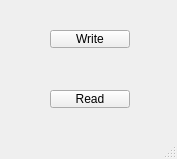
Before: the Qt Designer form modules/mainwindow.ui in ZhekLu/financial-system, drawn with Qt 5.
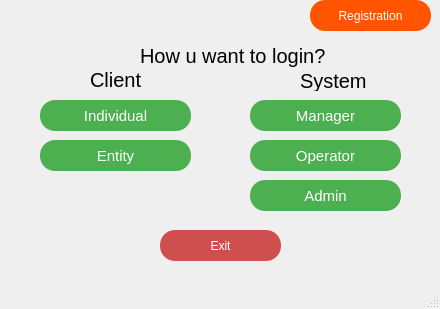
After: the same form once the commit is applied.

Diff of the .ui file:
```diff
--- a/modules/mainwindow.ui
+++ b/modules/mainwindow.ui
@@ -6,38 +6,332 @@
    <rect>
     <x>0</x>
     <y>0</y>
-    <width>177</width>
-    <height>159</height>
+    <width>440</width>
+    <height>309</height>
    </rect>
   </property>
   <property name="windowTitle">
    <string>MainWindow</string>
   </property>
   <widget class="QWidget" name="centralwidget">
-   <widget class="QPushButton" name="read_bt">
+   <widget class="QLabel" name="label">
     <property name="geometry">
      <rect>
-      <x>50</x>
-      <y>90</y>
-      <width>80</width>
-      <height>18</height>
+      <x>140</x>
+      <y>40</y>
+      <width>281</width>
+      <height>31</height>
      </rect>
     </property>
+    <property name="font">
+     <font>
+      <pointsize>15</pointsize>
+     </font>
+    </property>
     <property name="text">
-     <string>Read</string>
+     <string>How u want to login?</string>
     </property>
    </widget>
    <widget class="QPushButton" name="write_bt">
     <property name="geometry">
      <rect>
-      <x>50</x>
-      <y>30</y>
-      <width>80</width>
-      <height>18</height>
+      <x>250</x>
+      <y>100</y>
+      <width>151</width>
+      <height>31</height>
      </rect>
     </property>
+    <property name="font">
+     <font>
+      <pointsize>-1</pointsize>
+      <underline>false</underline>
+      <strikeout>false</strikeout>
+     </font>
+    </property>
+    <property name="cursor">
+     <cursorShape>PointingHandCursor</cursorShape>
+    </property>
+    <property name="styleSheet">
+     <string notr="true">QPushButton {
+  font-size: 15px;
+  text-align: center;
+  text-decoration: none;
+  outline: none;
+  color: #fff;
+  background-color: #4CAF50;
+  border: none;
+  border-radius: 15px;
+}
+QPushButton:hover{
+ background-color: rgb(85, 195, 89);
+}</string>
+    </property>
     <property name="text">
-     <string>Write</string>
+     <string>Manager</string>
+    </property>
+   </widget>
+   <widget class="QPushButton" name="add_but">
+    <property name="geometry">
+     <rect>
+      <x>310</x>
+      <y>0</y>
+      <width>121</width>
+      <height>31</height>
+     </rect>
+    </property>
+    <property name="font">
+     <font>
+      <pointsize>-1</pointsize>
+      <underline>false</underline>
+      <strikeout>false</strikeout>
+     </font>
+    </property>
+    <property name="cursor">
+     <cursorShape>BlankCursor</cursorShape>
+    </property>
+    <property name="styleSheet">
+     <string notr="true">QPushButton {
+  font-size: 12px;
+  text-align: center;
+  text-decoration: none;
+  outline: none;
+  color: #fff;
+  background-color: rgb(255, 85, 0);
+  border: none;
+  border-radius: 15px;
+}
+QPushButton:hover{
+ background-color: rgb(158, 59, 59);
+}</string>
+    </property>
+    <property name="text">
+     <string>Registration</string>
+    </property>
+   </widget>
+   <widget class="QPushButton" name="ind_log_but">
+    <property name="geometry">
+     <rect>
+      <x>40</x>
+      <y>100</y>
+      <width>151</width>
+      <height>31</height>
+     </rect>
+    </property>
+    <property name="font">
+     <font>
+      <pointsize>-1</pointsize>
+      <underline>false</underline>
+      <strikeout>false</strikeout>
+     </font>
+    </property>
+    <property name="cursor">
+     <cursorShape>PointingHandCursor</cursorShape>
+    </property>
+    <property name="styleSheet">
+     <string notr="true">QPushButton {
+  font-size: 15px;
+  text-align: center;
+  text-decoration: none;
+  outline: none;
+  color: #fff;
+  background-color: #4CAF50;
+  border: none;
+  border-radius: 15px;
+}
+QPushButton:hover{
+ background-color: rgb(85, 195, 89);
+}</string>
+    </property>
+    <property name="text">
+     <string>Individual</string>
+    </property>
+   </widget>
+   <widget class="QPushButton" name="adm_log_but">
+    <property name="geometry">
+     <rect>
+      <x>250</x>
+      <y>180</y>
+      <width>151</width>
+      <height>31</height>
+     </rect>
+    </property>
+    <property name="font">
+     <font>
+      <pointsize>-1</pointsize>
+      <underline>false</underline>
+      <strikeout>false</strikeout>
+     </font>
+    </property>
+    <property name="cursor">
+     <cursorShape>PointingHandCursor</cursorShape>
+    </property>
+    <property name="styleSheet">
+     <string notr="true">QPushButton {
+  font-size: 15px;
+  text-align: center;
+  text-decoration: none;
+  outline: none;
+  color: #fff;
+  background-color: #4CAF50;
+  border: none;
+  border-radius: 15px;
+}
+QPushButton:hover{
+ background-color: rgb(85, 195, 89);
+}</string>
+    </property>
+    <property name="text">
+     <string>Admin</string>
+    </property>
+   </widget>
+   <widget class="QPushButton" name="op_log_but">
+    <property name="geometry">
+     <rect>
+      <x>250</x>
+      <y>140</y>
+      <width>151</width>
+      <height>31</height>
+     </rect>
+    </property>
+    <property name="font">
+     <font>
+      <pointsize>-1</pointsize>
+      <underline>false</underline>
+      <strikeout>false</strikeout>
+     </font>
+    </property>
+    <property name="cursor">
+     <cursorShape>PointingHandCursor</cursorShape>
+    </property>
+    <property name="styleSheet">
+     <string notr="true">QPushButton {
+  font-size: 15px;
+  text-align: center;
+  text-decoration: none;
+  outline: none;
+  color: #fff;
+  background-color: #4CAF50;
+  border: none;
+  border-radius: 15px;
+}
+QPushButton:hover{
+ background-color: rgb(85, 195, 89);
+}</string>
+    </property>
+    <property name="text">
+     <string>Operator</string>
+    </property>
+   </widget>
+   <widget class="QPushButton" name="ent_log_but">
+    <property name="geometry">
+     <rect>
+      <x>40</x>
+      <y>140</y>
+      <width>151</width>
+      <height>31</height>
+     </rect>
+    </property>
+    <property name="font">
+     <font>
+      <pointsize>-1</pointsize>
+      <underline>false</underline>
+      <strikeout>false</strikeout>
+     </font>
+    </property>
+    <property name="cursor">
+     <cursorShape>PointingHandCursor</cursorShape>
+    </property>
+    <property name="styleSheet">
+     <string notr="true">QPushButton {
+  font-size: 15px;
+  text-align: center;
+  text-decoration: none;
+  outline: none;
+  color: #fff;
+  background-color: #4CAF50;
+  border: none;
+  border-radius: 15px;
+}
+QPushButton:hover{
+ background-color: rgb(85, 195, 89);
+}</string>
+    </property>
+    <property name="text">
+     <string>Entity</string>
+    </property>
+   </widget>
+   <widget class="QLabel" name="label_2">
+    <property name="geometry">
+     <rect>
+      <x>300</x>
+      <y>70</y>
+      <width>111</width>
+      <height>21</height>
+     </rect>
+    </property>
+    <property name="font">
+     <font>
+      <pointsize>15</pointsize>
+     </font>
+    </property>
+    <property name="text">
+     <string>System</string>
+    </property>
+   </widget>
+   <widget class="QLabel" name="label_3">
+    <property name="geometry">
+     <rect>
+      <x>90</x>
+      <y>70</y>
+      <width>51</width>
+      <height>20</height>
+     </rect>
+    </property>
+    <property name="font">
+     <font>
+      <pointsize>15</pointsize>
+     </font>
+    </property>
+    <property name="text">
+     <string>Client</string>
+    </property>
+   </widget>
+   <widget class="QPushButton" name="exit_but">
+    <property name="geometry">
+     <rect>
+      <x>160</x>
+      <y>230</y>
+      <width>121</width>
+      <height>31</height>
+     </rect>
+    </property>
+    <property name="font">
+     <font>
+      <pointsize>-1</pointsize>
+      <underline>false</underline>
+      <strikeout>false</strikeout>
+     </font>
+    </property>
+    <property name="cursor">
+     <cursorShape>PointingHandCursor</cursorShape>
+    </property>
+    <property name="styleSheet">
+     <string notr="true">QPushButton {
+  font-size: 12px;
+  text-align: center;
+  text-decoration: none;
+  outline: none;
+  color: #fff;
+  background-color: rgb(207, 78, 78);
+  border: none;
+  border-radius: 15px;
+}
+QPushButton:hover{
+ background-color: rgb(158, 59, 59);
+}</string>
+    </property>
+    <property name="text">
+     <string>Exit</string>
     </property>
    </widget>
   </widget>
```
Left out of the diff: 4 changed lines with no effect on the pictures.
